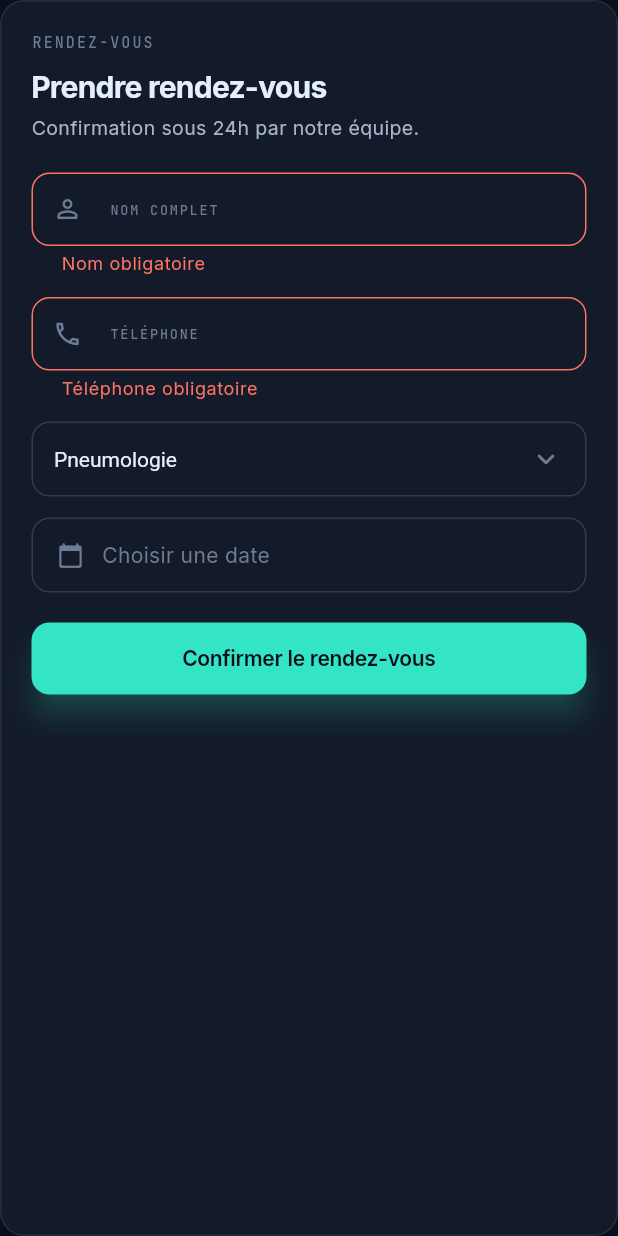
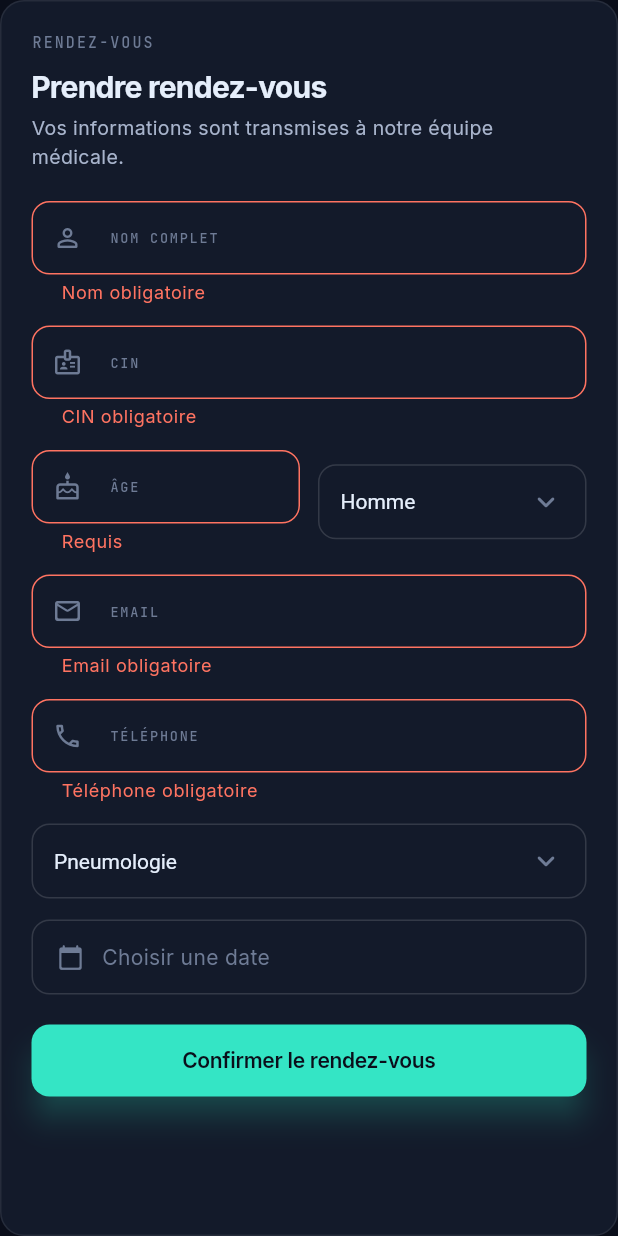
Before and after one commit to AdnaneElHajji/PulmoScan, a Flutter app: the _AppointmentForm widget shown alone on an empty page, opened directly, after a tap on "Confirmer le rendez-vous", on a phone screen of 412 x 824 dp. Run offline on Flutter 3.47's test engine with Material 3 defaults, Android fonts, the phone set to English and light mode, and no system bars; our stand-ins replace google_fonts, image_picker, pdf, printing, shared_preferences, sqflite; missing offline and left inert: tflite_flutter; accounts and stored records are empty.

Commit message:
feat: formulaire RDV landing enregistre le patient en base (sans urgence)
- Import DatabaseService dans landing_screen.dart
- Formulaire étendu : nom, CIN, âge, genre, email, téléphone, spécialité, date
- Spécialités : Urgences retiré (Pneumologie, Radiologie, Cardiologie,
  Médecine générale, Biologie)
- _confirm() appelle DatabaseService().createPatient() → enregistrement
  direct dans SQLite (table patients)
- Antécédents auto-remplis : "Demande de RDV : <spécialité> — <date>"
- SnackBar succès (V4.surface2 + teal) ou erreur (V4.coral)
- Email déjà utilisé → message clair "Un patient avec cet email existe déjà"
- Après succès : reset complet du formulaire

Co-Authored-By: Claude Sonnet 4.6 <noreply@anthropic.com>

```diff
--- a/frontend/pulmoscan_app/lib/screens/landing_screen.dart
+++ b/frontend/pulmoscan_app/lib/screens/landing_screen.dart
@@ -1,5 +1,6 @@
 import 'package:flutter/material.dart';
 import 'package:google_fonts/google_fonts.dart';
+import '../services/database_service.dart';
 import '../theme/v4_theme.dart';
 import '../widgets/aperture_mark.dart';
 import 'login.dart';
@@ -475,19 +476,27 @@ class _AppointmentForm extends StatefulWidget {
 class _AppointmentFormState extends State<_AppointmentForm> {
   final _formKey = GlobalKey<FormState>();
   final _nomCtrl = TextEditingController();
+  final _cinCtrl = TextEditingController();
+  final _ageCtrl = TextEditingController();
+  final _emailCtrl = TextEditingController();
   final _telCtrl = TextEditingController();
+  String _genre = 'Homme';
   String _specialite = 'Pneumologie';
   DateTime? _date;
   bool _loading = false;
 
+  // "Urgences" retiré volontairement
   static const _specialites = [
     'Pneumologie', 'Radiologie', 'Cardiologie',
-    'Médecine générale', 'Urgences', 'Biologie',
+    'Médecine générale', 'Biologie',
   ];
 
   @override
   void dispose() {
     _nomCtrl.dispose();
+    _cinCtrl.dispose();
+    _ageCtrl.dispose();
+    _emailCtrl.dispose();
     _telCtrl.dispose();
     super.dispose();
   }
@@ -520,12 +529,27 @@ class _AppointmentFormState extends State<_AppointmentForm> {
       return;
     }
     setState(() => _loading = true);
-    await Future.delayed(const Duration(milliseconds: 700));
-    if (!mounted) return;
-    setState(() => _loading = false);
+
     final d = _date!;
     final dateStr =
         '${d.day.toString().padLeft(2, '0')}/${d.month.toString().padLeft(2, '0')}/${d.year}';
+
+    try {
+      await DatabaseService().createPatient({
+        'nom': _nomCtrl.text.trim(),
+        'age': int.tryParse(_ageCtrl.text.trim()) ?? 0,
+        'genre': _genre,
+        'email': _emailCtrl.text.trim(),
+        'telephone': _telCtrl.text.trim(),
+        'cin': _cinCtrl.text.trim(),
+        'antecedents':
+            'Demande de RDV : $_specialite — souhaité le $dateStr (via site web)',
+        'date_naissance': '',
+      });
+
+      if (!mounted) return;
+      setState(() => _loading = false);
+
       ScaffoldMessenger.of(context).showSnackBar(
         SnackBar(
           content: Row(
@@ -534,7 +558,7 @@ class _AppointmentFormState extends State<_AppointmentForm> {
               const SizedBox(width: 10),
               Expanded(
                 child: Text(
-                'RDV confirmé pour ${_nomCtrl.text.trim()} le $dateStr',
+                  'Demande enregistrée pour ${_nomCtrl.text.trim()} le $dateStr',
                   style: const TextStyle(color: V4.ink),
                 ),
               ),
@@ -545,12 +569,32 @@ class _AppointmentFormState extends State<_AppointmentForm> {
           shape: RoundedRectangleBorder(borderRadius: BorderRadius.circular(12)),
         ),
       );
+
+      _formKey.currentState!.reset();
       _nomCtrl.clear();
+      _cinCtrl.clear();
+      _ageCtrl.clear();
+      _emailCtrl.clear();
       _telCtrl.clear();
       setState(() {
+        _genre = 'Homme';
         _specialite = 'Pneumologie';
         _date = null;
       });
+    } catch (e) {
+      if (!mounted) return;
+      setState(() => _loading = false);
+      final msg = e.toString().replaceFirst('Exception: ', '');
+      ScaffoldMessenger.of(context).showSnackBar(
+        SnackBar(
+          content: Text(msg.contains('existe déjà')
+              ? 'Un patient avec cet email existe déjà.'
+              : 'Erreur : $msg'),
+          backgroundColor: V4.coral,
+          behavior: SnackBarBehavior.floating,
+        ),
+      );
+    }
   }
 
   @override
@@ -584,7 +628,7 @@ class _AppointmentFormState extends State<_AppointmentForm> {
           ),
           const SizedBox(height: 4),
           const Text(
-            'Confirmation sous 24h par notre équipe.',
+            'Vos informations sont transmises à notre équipe médicale.',
             style: TextStyle(fontSize: 13, color: V4.inkSoft),
           ),
           const SizedBox(height: 20),
@@ -600,8 +644,88 @@ class _AppointmentFormState extends State<_AppointmentForm> {
                     label: 'NOM COMPLET',
                     prefix: Icons.person_outline_rounded,
                   ),
-                  validator: (v) =>
-                      (v == null || v.trim().isEmpty) ? 'Nom obligatoire' : null,
+                  validator: (v) => (v == null || v.trim().isEmpty)
+                      ? 'Nom obligatoire' : null,
+                ),
+                const SizedBox(height: 14),
+                TextFormField(
+                  controller: _cinCtrl,
+                  textCapitalization: TextCapitalization.characters,
+                  style: const TextStyle(color: V4.ink, fontSize: 14),
+                  decoration: V4.inputDec(
+                    hint: 'AB123456',
+                    label: 'CIN',
+                    prefix: Icons.badge_outlined,
+                  ),
+                  validator: (v) => (v == null || v.trim().isEmpty)
+                      ? 'CIN obligatoire' : null,
+                ),
+                const SizedBox(height: 14),
+                Row(
+                  children: [
+                    Expanded(
+                      child: TextFormField(
+                        controller: _ageCtrl,
+                        keyboardType: TextInputType.number,
+                        style: const TextStyle(color: V4.ink, fontSize: 14),
+                        decoration: V4.inputDec(
+                          hint: '45',
+                          label: 'ÂGE',
+                          prefix: Icons.cake_outlined,
+                        ),
+                        validator: (v) {
+                          if (v == null || v.trim().isEmpty) return 'Requis';
+                          final n = int.tryParse(v.trim());
+                          if (n == null || n <= 0 || n > 120) return 'Invalide';
+                          return null;
+                        },
+                      ),
+                    ),
+                    const SizedBox(width: 12),
+                    Expanded(
+                      child: Container(
+                        decoration: BoxDecoration(
+                          color: V4.surface1,
+                          borderRadius: BorderRadius.circular(12),
+                          border: Border.all(color: V4.borderStrong),
+                        ),
+                        padding: const EdgeInsets.symmetric(horizontal: 14),
+                        child: DropdownButtonHideUnderline(
+                          child: DropdownButton<String>(
+                            isExpanded: true,
+                            dropdownColor: V4.surface2,
+                            value: _genre,
+                            style: const TextStyle(color: V4.ink, fontSize: 14),
+                            icon: const Icon(Icons.keyboard_arrow_down_rounded,
+                                color: V4.inkMuted),
+                            items: const [
+                              DropdownMenuItem(
+                                  value: 'Homme', child: Text('Homme')),
+                              DropdownMenuItem(
+                                  value: 'Femme', child: Text('Femme')),
+                            ],
+                            onChanged: (v) => setState(() => _genre = v!),
+                          ),
+                        ),
+                      ),
+                    ),
+                  ],
+                ),
+                const SizedBox(height: 14),
+                TextFormField(
+                  controller: _emailCtrl,
+                  keyboardType: TextInputType.emailAddress,
+                  style: const TextStyle(color: V4.ink, fontSize: 14),
+                  decoration: V4.inputDec(
+                    hint: 'patient@email.com',
+                    label: 'EMAIL',
+                    prefix: Icons.mail_outline_rounded,
+                  ),
+                  validator: (v) {
+                    if (v == null || v.trim().isEmpty) return 'Email obligatoire';
+                    if (!v.contains('@')) return 'Email invalide';
+                    return null;
+                  },
                 ),
                 const SizedBox(height: 14),
                 TextFormField(
@@ -614,11 +738,9 @@ class _AppointmentFormState extends State<_AppointmentForm> {
                     prefix: Icons.phone_outlined,
                   ),
                   validator: (v) => (v == null || v.trim().isEmpty)
-                      ? 'Téléphone obligatoire'
-                      : null,
+                      ? 'Téléphone obligatoire' : null,
                 ),
                 const SizedBox(height: 14),
-                // Specialty dropdown
                 Container(
                   decoration: BoxDecoration(
                     color: V4.surface1,
@@ -642,7 +764,6 @@ class _AppointmentFormState extends State<_AppointmentForm> {
                   ),
                 ),
                 const SizedBox(height: 14),
-                // Date picker
                 GestureDetector(
                   onTap: _pickDate,
                   child: Container(
```
Lines whose indentation alone changed are shown as unchanged.
